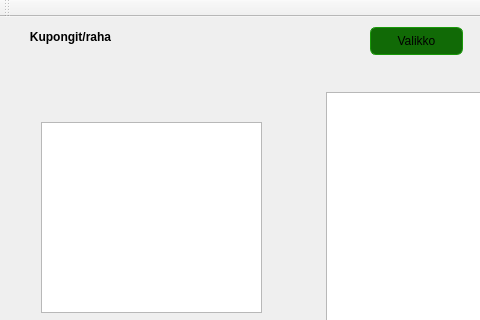
This is TrainGame/mainwindow.ui in MilanFIN/TrainGame as Qt 5 draws it before an edit; both pictures show x 0 to 480 and y 0 to 320 of the 1154 by 642 pixel window. The edited form follows.
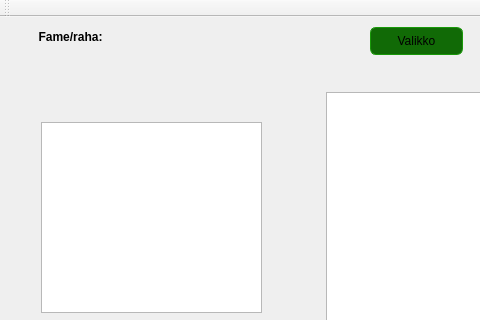
This is the edited form.

Commit message: muutoksia ui:n labeliin

Patch:
```diff
--- a/TrainGame/mainwindow.ui
+++ b/TrainGame/mainwindow.ui
@@ -525,7 +525,7 @@
      </font>
     </property>
     <property name="text">
-     <string>Kupongit/raha</string>
+     <string>Fame/raha:</string>
     </property>
     <property name="alignment">
      <set>Qt::AlignCenter</set>
```
Left out of the diff: 157 changed lines with no effect on the pictures. The commit also changes 1 other file.
